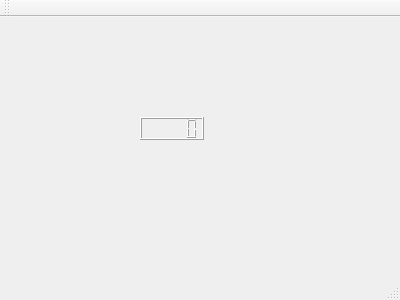
Qt form mainwindow.ui (sschorr/TactileDevice) before a commit.
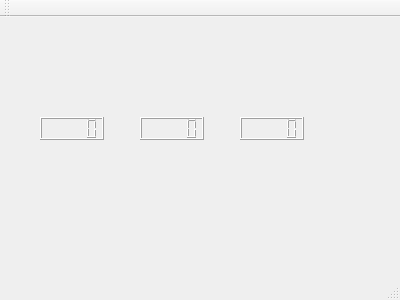
The same form after that commit.

Commit message: Putting motor monitoring into 3DOF device

The edit to the form file:
```diff
--- a/mainwindow.ui
+++ b/mainwindow.ui
@@ -14,7 +14,17 @@
    <string>MainWindow</string>
   </property>
   <widget class="QWidget" name="centralWidget">
-   <widget class="QLCDNumber" name="MotorAngleLCDNumber">
+   <widget class="QLCDNumber" name="MotorAngleLCDNumber1">
+    <property name="geometry">
+     <rect>
+      <x>40</x>
+      <y>100</y>
+      <width>64</width>
+      <height>23</height>
+     </rect>
+    </property>
+   </widget>
+   <widget class="QLCDNumber" name="MotorAngleLCDNumber2">
     <property name="geometry">
      <rect>
       <x>140</x>
@@ -24,6 +34,16 @@
      </rect>
     </property>
    </widget>
+   <widget class="QLCDNumber" name="MotorAngleLCDNumber3">
+    <property name="geometry">
+     <rect>
+      <x>240</x>
+      <y>100</y>
+      <width>64</width>
+      <height>23</height>
+     </rect>
+    </property>
+   </widget>
   </widget>
   <widget class="QMenuBar" name="menuBar">
    <property name="geometry">
```
The commit also changes 6 other files.
